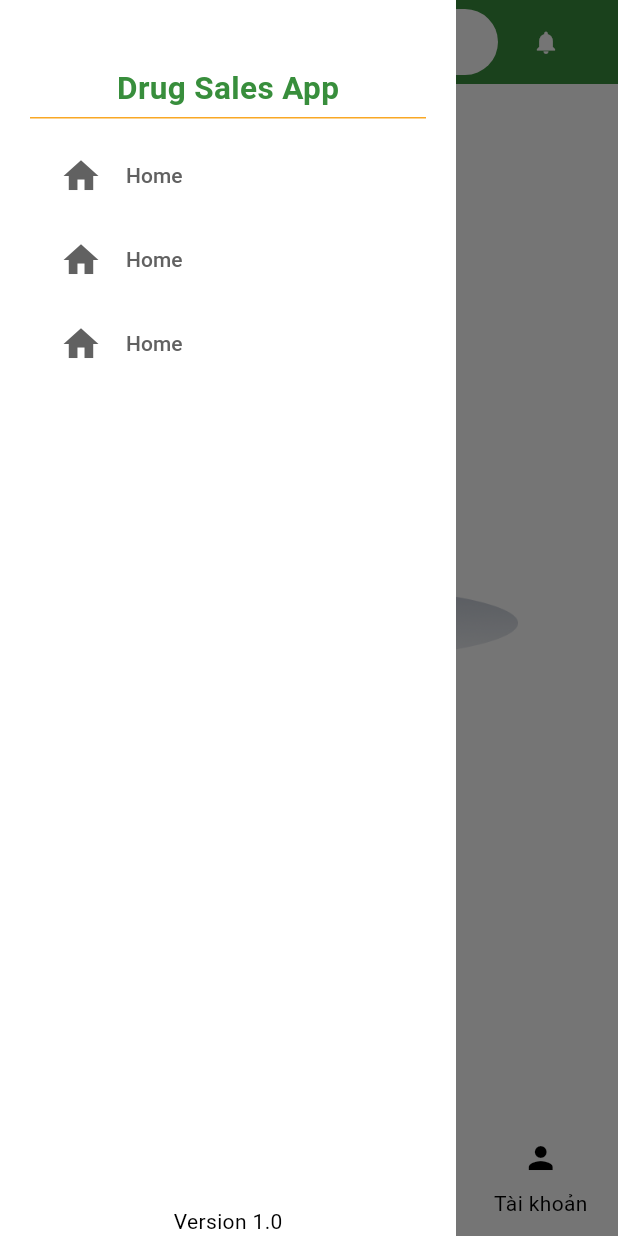
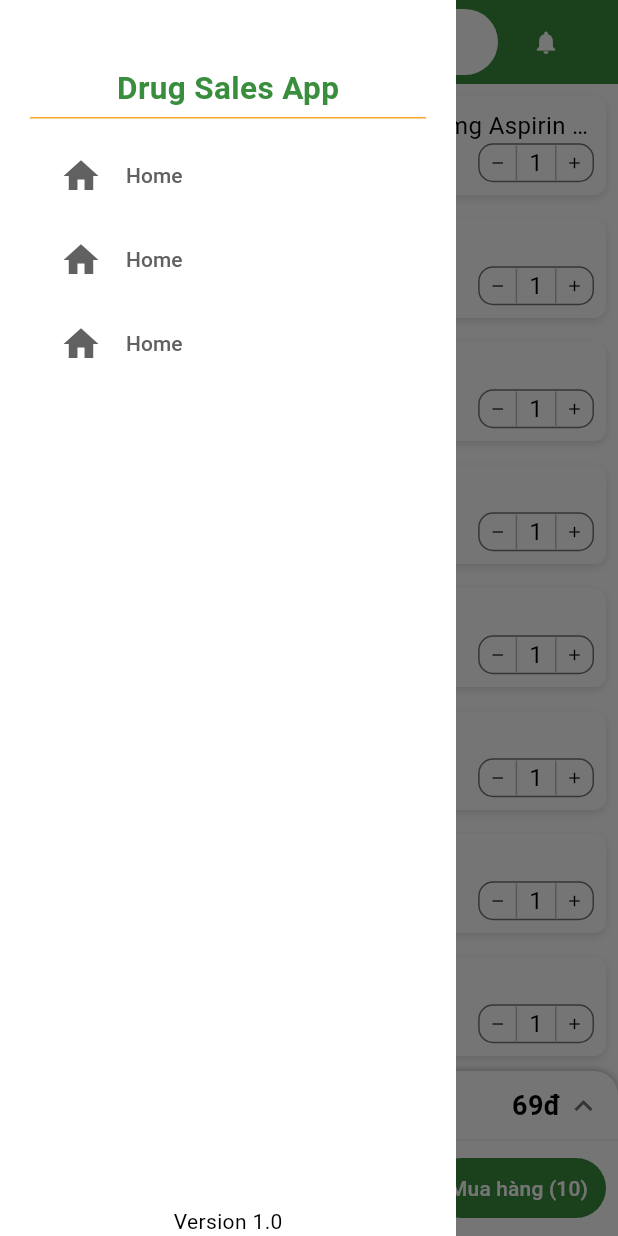
Before and after one commit to phamvlap/pharmacy-app, a Flutter app: the CartScreen screen opened directly, with the side drawer open, on a phone screen of 412 x 824 dp. Run offline on Flutter 3.47's test engine with Material 3 defaults, Android fonts, the phone set to English and light mode, and no system bars; our stand-ins replace google_fonts.

Commit message:
feat: add basic cart screen

```diff
--- /dev/null
+++ b/lib/controllers/cart_controller.dart
@@ -0,0 +1,242 @@
+import '../models/cart_item.dart';
+import '../models/product.dart';
+
+class CartController {
+  final List<CartItem> _cartItems = [
+    CartItem(
+      product: Product(
+        id: 'p1',
+        name:
+            'Aspirin 81mg Aspirin 81mg Aspirin 81mg Aspirin 81mg Aspirin 81mg Aspirin 81mg ',
+        imageUrls: [
+          'assets/drugs/drug1.jpg',
+        ],
+        description: 'Aspirin is used to reduce pain, fever, or inflammation.',
+        category: ['Pain Reliever'],
+        brand: 'Bayer',
+        producer: 'Bayer AG',
+        components: 'Aspirin (Acetylsalicylic Acid)',
+        unit: 'Tablet',
+        useGuide: 'Take one tablet every 4 to 6 hours as needed.',
+        userTarget: 'Adults and children over 12 years',
+        price: 5.99,
+        salesOff: 0.1,
+      ),
+      quantity: 1,
+    ),
+    CartItem(
+      product: Product(
+        id: 'p2',
+        name: 'Ibuprofen',
+        imageUrls: [
+          'assets/drugs/drug2.jpg',
+        ],
+        description:
+            'Ibuprofen is a nonsteroidal anti-inflammatory drug (NSAID).',
+        category: ['Pain Reliever'],
+        brand: 'Advil',
+        producer: 'Pfizer',
+        components: 'Ibuprofen',
+        unit: 'Tablet',
+        useGuide: 'Take one tablet every 6 to 8 hours as needed.',
+        userTarget: 'Adults and children over 6 years',
+        price: 6.99,
+        salesOff: 0.15,
+      ),
+      quantity: 1,
+    ),
+    CartItem(
+      product: Product(
+        id: 'p3',
+        name: 'Cetirizine',
+        imageUrls: [
+          'assets/drugs/drug3.jpg',
+        ],
+        description:
+            'Cetirizine is an antihistamine used to relieve allergy symptoms.',
+        category: ['Antihistamine'],
+        brand: 'Zyrtec',
+        producer: 'Johnson & Johnson',
+        components: 'Cetirizine Hydrochloride',
+        unit: 'Tablet',
+        useGuide: 'Take one tablet once daily.',
+        userTarget: 'Adults and children over 6 years',
+        price: 8.99,
+        salesOff: 0.2,
+      ),
+      quantity: 1,
+    ),
+    CartItem(
+      product: Product(
+        id: 'p4',
+        name: 'Cetirizine',
+        imageUrls: [
+          'assets/drugs/drug3.jpg',
+        ],
+        description:
+            'Cetirizine is an antihistamine used to relieve allergy symptoms.',
+        category: ['Antihistamine'],
+        brand: 'Zyrtec',
+        producer: 'Johnson & Johnson',
+        components: 'Cetirizine Hydrochloride',
+        unit: 'Tablet',
+        useGuide: 'Take one tablet once daily.',
+        userTarget: 'Adults and children over 6 years',
+        price: 8.99,
+        salesOff: 0.2,
+      ),
+      quantity: 1,
+    ),
+    CartItem(
+      product: Product(
+        id: 'p5',
+        name: 'Cetirizine',
+        imageUrls: [
+          'assets/drugs/drug3.jpg',
+        ],
+        description:
+            'Cetirizine is an antihistamine used to relieve allergy symptoms.',
+        category: ['Antihistamine'],
+        brand: 'Zyrtec',
+        producer: 'Johnson & Johnson',
+        components: 'Cetirizine Hydrochloride',
+        unit: 'Tablet',
+        useGuide: 'Take one tablet once daily.',
+        userTarget: 'Adults and children over 6 years',
+        price: 8.99,
+        salesOff: 0.2,
+      ),
+      quantity: 1,
+    ),
+    CartItem(
+      product: Product(
+        id: 'p6',
+        name: 'Cetirizine',
+        imageUrls: [
+          'assets/drugs/drug3.jpg',
+        ],
+        description:
+            'Cetirizine is an antihistamine used to relieve allergy symptoms.',
+        category: ['Antihistamine'],
+        brand: 'Zyrtec',
+        producer: 'Johnson & Johnson',
+        components: 'Cetirizine Hydrochloride',
+        unit: 'Tablet',
+        useGuide: 'Take one tablet once daily.',
+        userTarget: 'Adults and children over 6 years',
+        price: 8.99,
+        salesOff: 0.2,
+      ),
+      quantity: 1,
+    ),
+    CartItem(
+      product: Product(
+        id: 'p7',
+        name: 'Cetirizine',
+        imageUrls: [
+          'assets/drugs/drug3.jpg',
+        ],
+        description:
+            'Cetirizine is an antihistamine used to relieve allergy symptoms.',
+        category: ['Antihistamine'],
+        brand: 'Zyrtec',
+        producer: 'Johnson & Johnson',
+        components: 'Cetirizine Hydrochloride',
+        unit: 'Tablet',
+        useGuide: 'Take one tablet once daily.',
+        userTarget: 'Adults and children over 6 years',
+        price: 8.99,
+        salesOff: 0.2,
+      ),
+      quantity: 1,
+    ),
+    CartItem(
+      product: Product(
+        id: 'p8',
+        name: 'Cetirizine',
+        imageUrls: [
+          'assets/drugs/drug3.jpg',
+        ],
+        description:
+            'Cetirizine is an antihistamine used to relieve allergy symptoms.',
+        category: ['Antihistamine'],
+        brand: 'Zyrtec',
+        producer: 'Johnson & Johnson',
+        components: 'Cetirizine Hydrochloride',
+        unit: 'Tablet',
+        useGuide: 'Take one tablet once daily.',
+        userTarget: 'Adults and children over 6 years',
+        price: 8.99,
+        salesOff: 0.2,
+      ),
+      quantity: 1,
+    ),
+    CartItem(
+      product: Product(
+        id: 'p9',
+        name: 'Cetirizine',
+        imageUrls: [
+          'assets/drugs/drug3.jpg',
+        ],
+        description:
+            'Cetirizine is an antihistamine used to relieve allergy symptoms.',
+        category: ['Antihistamine'],
+        brand: 'Zyrtec',
+        producer: 'Johnson & Johnson',
+        components: 'Cetirizine Hydrochloride',
+        unit: 'Tablet',
+        useGuide: 'Take one tablet once daily.',
+        userTarget: 'Adults and children over 6 years',
+        price: 8.99,
+        salesOff: 0.2,
+      ),
+      quantity: 1,
+    ),
+    CartItem(
+      product: Product(
+        id: 'p10',
+        name: 'Cetirizine',
+        imageUrls: [
+          'assets/drugs/drug3.jpg',
+        ],
+        description:
+            'Cetirizine is an antihistamine used to relieve allergy symptoms.',
+        category: ['Antihistamine'],
+        brand: 'Zyrtec',
+        producer: 'Johnson & Johnson',
+        components: 'Cetirizine Hydrochloride',
+        unit: 'Tablet',
+        useGuide: 'Take one tablet once daily.',
+        userTarget: 'Adults and children over 6 years',
+        price: 8.99,
+        salesOff: 0.2,
+      ),
+      quantity: 1,
+    ),
+  ];
+
+  int get itemCount {
+    return _cartItems.length;
+  }
+
+  List<CartItem> get items {
+    return [..._cartItems];
+  }
+
+  double get totalAmount {
+    double total = 0.0;
+    for (var item in _cartItems) {
+      total += item.product.price * item.quantity;
+    }
+    return total;
+  }
+
+  double get discountAmount {
+    double discount = 0.0;
+    for (var item in _cartItems) {
+      double salesOffRate = item.product.salesOff ?? 0.0;
+      discount += item.product.price * item.quantity * salesOffRate;
+    }
+    return discount;
+  }
+}
--- a/lib/controllers/product_controller.dart
+++ b/lib/controllers/product_controller.dart
@@ -3,6 +3,7 @@ import './../models/product.dart';
 class ProductController {
   final List<Product> _products = [
     Product(
+      id: 'p1',
       name:
           'Aspirin 81mg Aspirin 81mg Aspirin 81mg Aspirin 81mg Aspirin 81mg Aspirin 81mg ',
       imageUrls: [
@@ -20,6 +21,7 @@ class ProductController {
       salesOff: 0.1,
     ),
     Product(
+      id: 'p2',
       name: 'Ibuprofen',
       imageUrls: [
         'assets/drugs/drug2.jpg',
@@ -37,6 +39,7 @@ class ProductController {
       salesOff: 0.15,
     ),
     Product(
+      id: 'p3',
       name: 'Cetirizine',
       imageUrls: [
         'assets/drugs/drug3.jpg',
--- a/lib/main.dart
+++ b/lib/main.dart
@@ -18,7 +18,7 @@ class DrugSalesApp extends StatelessWidget {
     return MaterialApp(
       theme: theme,
       debugShowCheckedModeBanner: false,
-      home: const ScreenRenderer(),
+      home: const ScreenRenderer(path: CartScreen.routeName),
       routes: {
         // HomeScreen.routeName: (context) =>
         //     ScreenRenderer(path: HomeScreen.routeName),
--- /dev/null
+++ b/lib/models/cart_item.dart
@@ -0,0 +1,11 @@
+import './product.dart';
+
+class CartItem {
+  final Product product;
+  final int quantity;
+
+  CartItem({
+    required this.product,
+    required this.quantity,
+  });
+}
--- a/lib/models/product.dart
+++ b/lib/models/product.dart
@@ -1,4 +1,5 @@
 class Product {
+  final String id;
   final String name;
   final List<String> imageUrls;
   final String description;
@@ -13,6 +14,7 @@ class Product {
   final double? salesOff;
 
   Product({
+    required this.id,
     required this.name,
     required this.imageUrls,
     required this.description,
--- /dev/null
+++ b/lib/ui/cart_screen/cart_item_card.dart
@@ -0,0 +1,187 @@
+import 'package:flutter/material.dart';
+
+import '../../models/cart_item.dart';
+import './../../utils/app_theme.dart';
+
+class CartItemCard extends StatefulWidget {
+  final CartItem cartItem;
+
+  const CartItemCard(this.cartItem, {super.key});
+
+  @override
+  State<CartItemCard> createState() => _CartItemCardState();
+}
+
+class _CartItemCardState extends State<CartItemCard> {
+  bool _isChecked = false;
+
+  @override
+  Widget build(BuildContext context) {
+    Color getColor(Set<WidgetState> states) {
+      const Set<WidgetState> interactiveStates = <WidgetState>{
+        WidgetState.pressed,
+        WidgetState.hovered,
+        WidgetState.focused,
+        WidgetState.selected,
+      };
+      if (states.any(interactiveStates.contains)) {
+        return AppColors.primaryColor;
+      }
+      return AppColors.whiteColor;
+    }
+
+    final double subTotal = (widget.cartItem.product.price -
+            (widget.cartItem.product.price *
+                (widget.cartItem.product.salesOff ?? 0.0))) *
+        widget.cartItem.quantity;
+
+    return Dismissible(
+      key: ValueKey(widget.cartItem.product.id),
+      background: Container(
+        width: 20.0,
+        color: Colors.red,
+        alignment: Alignment.centerLeft,
+        child: const Icon(
+          Icons.delete,
+          color: AppColors.whiteColor,
+        ),
+      ),
+      direction: DismissDirection.endToStart,
+      dismissThresholds: const <DismissDirection, double>{
+        DismissDirection.endToStart: 0.5,
+      },
+      child: Container(
+        padding: const EdgeInsets.all(8.0),
+        child: Container(
+          padding: const EdgeInsets.all(8.0),
+          decoration: BoxDecoration(
+            color: AppColors.whiteColor,
+            borderRadius: BorderRadius.circular(8.0),
+            boxShadow: <BoxShadow>[
+              BoxShadow(
+                color: AppColors.greyColor.withOpacity(0.2),
+                blurRadius: 4.0,
+                offset: const Offset(0, 2),
+              ),
+            ],
+          ),
+          child: Row(
+            mainAxisAlignment: MainAxisAlignment.start,
+            children: <Widget>[
+              Checkbox(
+                value: _isChecked,
+                onChanged: (bool? value) {
+                  setState(
+                    () {
+                      _isChecked = value!;
+                    },
+                  );
+                },
+                checkColor: AppColors.whiteColor,
+                fillColor: WidgetStateProperty.resolveWith(getColor),
+              ),
+              Image.asset(
+                widget.cartItem.product.imageUrls[0],
+                width: 50,
+                height: 50,
+                fit: BoxFit.cover,
+              ),
+              const SizedBox(width: 8.0),
+              Expanded(
+                child: Column(
+                  crossAxisAlignment: CrossAxisAlignment.start,
+                  children: <Widget>[
+                    Text(
+                      widget.cartItem.product.name,
+                      style: const TextStyle(
+                        fontSize: AppFontSizes.textNormal,
+                        fontWeight: FontWeight.w400,
+                      ),
+                      overflow: TextOverflow.ellipsis,
+                      maxLines: 1,
+                    ),
+                    Row(
+                      mainAxisAlignment: MainAxisAlignment.spaceBetween,
+                      children: [
+                        Text(
+                          '${subTotal.toStringAsFixed(0)}đ',
+                          style: const TextStyle(
+                            fontSize: AppFontSizes.textNormal,
+                            fontWeight: FontWeight.w700,
+                          ),
+                        ),
+                        Container(
+                          decoration: BoxDecoration(
+                            border: Border.all(
+                              color: Colors.grey[600]!,
+                            ),
+                            borderRadius: BorderRadius.circular(10.0),
+                          ),
+                          child: Row(
+                            children: [
+                              Container(
+                                width: 24.0,
+                                height: 24.0,
+                                child: Center(
+                                  child: IconButton(
+                                    padding: const EdgeInsets.all(0.0),
+                                    icon: const Icon(Icons.remove),
+                                    iconSize: 12.0,
+                                    onPressed: () {
+                                      print('remove');
+                                    },
+                                  ),
+                                ),
+                              ),
+                              Container(
+                                padding: const EdgeInsets.symmetric(
+                                  horizontal: 8.0,
+                                ),
+                                decoration: BoxDecoration(
+                                  border: Border(
+                                    left: BorderSide(
+                                      color: Colors.grey[400]!,
+                                    ),
+                                    right: BorderSide(
+                                      color: Colors.grey[400]!,
+                                    ),
+                                  ),
+                                ),
+                                alignment: Alignment.center,
+                                child: Text(
+                                  widget.cartItem.quantity.toString(),
+                                  style: const TextStyle(
+                                    fontSize: AppFontSizes.textNormal,
+                                  ),
+                                ),
+                              ),
+                              Container(
+                                width: 24.0,
+                                height: 24.0,
+                                child: Center(
+                                  child: IconButton(
+                                    padding: const EdgeInsets.all(0.0),
+                                    alignment: Alignment.center,
+                                    icon: const Icon(Icons.add),
+                                    iconSize: 12.0,
+                                    onPressed: () {
+                                      print('add');
+                                    },
+                                  ),
+                                ),
+                              ),
+                            ],
+                          ),
+                        ),
+                      ],
+                    ),
+                  ],
+                ),
+              ),
+            ],
+          ),
+        ),
+      ),
+    );
+  }
+}
--- a/lib/ui/cart_screen/cart_screen.dart
+++ b/lib/ui/cart_screen/cart_screen.dart
@@ -4,21 +4,42 @@ import './../layouts/app_bar.dart';
 import './../layouts/drawer.dart';
 import './empty_cart.dart';
 import './../components/navigation_bar.dart';
+import './../../controllers/cart_controller.dart';
+import './../../models/cart_item.dart';
+import './cart_item_card.dart';
+import './cart_summary.dart';
 
 class CartScreen extends StatelessWidget {
-  const CartScreen({super.key});
+  CartScreen({super.key});
 
   static const routeName = '/cart';
+  final cartController = CartController();
 
   @override
   Widget build(BuildContext context) {
-    return const Scaffold(
-      appBar: MyAppBar(),
+    final List<CartItem> cartItems = cartController.items;
+
+    return Scaffold(
+      appBar: const MyAppBar(),
       body: Scaffold(
-        body: EmptyCart(),
+        body: cartItems.isEmpty
+            ? const EmptyCart()
+            : Column(
+                children: <Widget>[
+                  Expanded(
+                    child: ListView.builder(
+                      itemCount: cartItems.length,
+                      itemBuilder: (context, index) {
+                        return CartItemCard(cartItems[index]);
+                      },
+                    ),
+                  ),
+                  const CartSummary(),
+                ],
+              ),
       ),
-      drawer: MyAppDrawer(),
-      bottomNavigationBar: AppNavigationBar(routeName: routeName),
+      drawer: const MyAppDrawer(),
+      // bottomNavigationBar: const AppNavigationBar(routeName: routeName),
     );
   }
 }
--- /dev/null
+++ b/lib/ui/cart_screen/cart_summary.dart
@@ -0,0 +1,210 @@
+import 'package:flutter/material.dart';
+
+import './../../utils/app_theme.dart';
+import '../../controllers/cart_controller.dart';
+
+class CartSummary extends StatefulWidget {
+  const CartSummary({super.key});
+
+  @override
+  State<CartSummary> createState() => _CartSummaryState();
+}
+
+class _CartSummaryState extends State<CartSummary> {
+  bool _expanded = false;
+  bool _isChecked = false;
+
+  @override
+  Widget build(BuildContext context) {
+    final cartController = CartController();
+
+    Color getColor(Set<WidgetState> states) {
+      const Set<WidgetState> interactiveStates = <WidgetState>{
+        WidgetState.pressed,
+        WidgetState.hovered,
+        WidgetState.focused,
+        WidgetState.selected,
+      };
+      if (states.any(interactiveStates.contains)) {
+        return AppColors.primaryColor;
+      }
+      return AppColors.whiteColor;
+    }
+
+    final double totalAmount = cartController.totalAmount;
+    final double discountAmount = cartController.discountAmount;
+    const double shippingFee = 0.0;
+    final double finalAmount = totalAmount + shippingFee - discountAmount;
+
+    return Container(
+      decoration: const BoxDecoration(
+        borderRadius: BorderRadius.only(
+          topLeft: Radius.circular(16.0),
+          topRight: Radius.circular(16.0),
+        ),
+        color: AppColors.whiteColor,
+        boxShadow: [
+          BoxShadow(
+            color: Colors.grey,
+            blurRadius: 4.0,
+          ),
+        ],
+      ),
+      child: Column(
+        children: <Widget>[
+          Padding(
+            padding: const EdgeInsets.symmetric(horizontal: 8.0),
+            child: Column(
+              children: [
+                if (_expanded)
+                  CartSummaryDetail(
+                    totalAmount: totalAmount,
+                    discountAmount: discountAmount,
+                    shippingFee: shippingFee,
+                  ),
+                const SizedBox(height: 8.0),
+                Row(
+                  // mainAxisAlignment: MainAxisAlignment.spaceBetween,
+                  children: <Widget>[
+                    const Text(
+                      'Thành tiền',
+                      style: TextStyle(
+                        fontSize: AppFontSizes.textNormal,
+                      ),
+                    ),
+                    const Spacer(),
+                    Text(
+                      '${finalAmount.toStringAsFixed(0)}đ',
+                      style: const TextStyle(
+                        fontSize: AppFontSizes.textMedium,
+                        fontWeight: FontWeight.bold,
+                      ),
+                    ),
+                    Container(
+                      padding: const EdgeInsets.all(0.0),
+                      width: 30.0,
+                      height: 30.0,
+                      child: IconButton(
+                        padding: const EdgeInsets.all(0.0),
+                        // iconSize: 20.0,
+                        color: Colors.grey[600],
+                        icon: Icon(
+                          _expanded ? Icons.expand_more : Icons.expand_less,
+                        ),
+                        onPressed: () {
+                          setState(() {
+                            _expanded = !_expanded;
+                          });
+                        },
+                      ),
+                    ),
+                  ],
+                ),
+              ],
+            ),
+          ),
+          Divider(
+            color: Colors.grey[200],
+          ),
+          Row(
+            children: <Widget>[
+              Checkbox(
+                value: _isChecked,
+                onChanged: (bool? value) {
+                  setState(() {
+                    _isChecked = value!;
+                  });
+                },
+                checkColor: AppColors.whiteColor,
+                fillColor: WidgetStateProperty.resolveWith(getColor),
+              ),
+              Text('Tất cả', style: TextStyle(color: Colors.grey[600])),
+              const Spacer(),
+              Padding(
+                padding: const EdgeInsets.only(
+                  right: 8.0,
+                  bottom: 8.0,
+                ),
+                child: TextButton(
+                  onPressed: () {
+                    print('Goto mua hàng');
+                  },
+                  style: TextButton.styleFrom(
+                    foregroundColor: AppColors.whiteColor,
+                    backgroundColor: AppColors.primaryColor,
+                  ),
+                  child: Text('Mua hàng (${cartController.itemCount})'),
+                ),
+              ),
+            ],
+          ),
+        ],
+      ),
+    );
+  }
+}
+
+class CartSummaryDetail extends StatelessWidget {
+  final double totalAmount;
+  final double discountAmount;
+  final double shippingFee;
+
+  const CartSummaryDetail({
+    super.key,
+    required this.totalAmount,
+    required this.discountAmount,
+    required this.shippingFee,
+  });
+
+  @override
+  Widget build(BuildContext context) {
+    return Container(
+      padding: const EdgeInsets.only(
+        top: 8.0,
+        right: 12.0,
+      ),
+      child: Column(
+        children: <Widget>[
+          Row(
+            mainAxisAlignment: MainAxisAlignment.spaceBetween,
+            children: <Widget>[
+              const Text('Tổng tiền'),
+              Text(
+                '${totalAmount.toStringAsFixed(0)}đ',
+                style: const TextStyle(
+                  fontWeight: FontWeight.bold,
+                ),
+              ),
+            ],
+          ),
+          const SizedBox(height: 8.0),
+          Row(
+            mainAxisAlignment: MainAxisAlignment.spaceBetween,
+            children: <Widget>[
+              const Text('Giảm giá'),
+              Text(
+                '-${discountAmount.toStringAsFixed(0)}đ',
+                style: const TextStyle(
+                  fontWeight: FontWeight.bold,
+                ),
+              ),
+            ],
+          ),
+          const SizedBox(height: 8.0),
+          Row(
+            mainAxisAlignment: MainAxisAlignment.spaceBetween,
+            children: <Widget>[
+              const Text('Phí vận chuyển'),
+              Text(
+                '${shippingFee.toStringAsFixed(0)}đ',
+                style: const TextStyle(
+                  fontWeight: FontWeight.bold,
+                ),
+              ),
+            ],
+          ),
+        ],
+      ),
+    );
+  }
+}
--- a/lib/ui/screen_renderer.dart
+++ b/lib/ui/screen_renderer.dart
@@ -10,11 +10,11 @@ class ScreenRenderer extends StatelessWidget {
 
   final String pathName;
 
-  static const Map<String, Widget> _screens = {
-    HomeScreen.routeName: HomeScreen(),
-    ConsultScreen.routeName: ConsultScreen(),
+  static final Map<String, Widget> _screens = {
+    HomeScreen.routeName: const HomeScreen(),
+    ConsultScreen.routeName: const ConsultScreen(),
     CartScreen.routeName: CartScreen(),
-    UserScreen.routeName: UserScreen(),
+    UserScreen.routeName: const UserScreen(),
   };
 
   static int pathToIndex(String path) {
```
